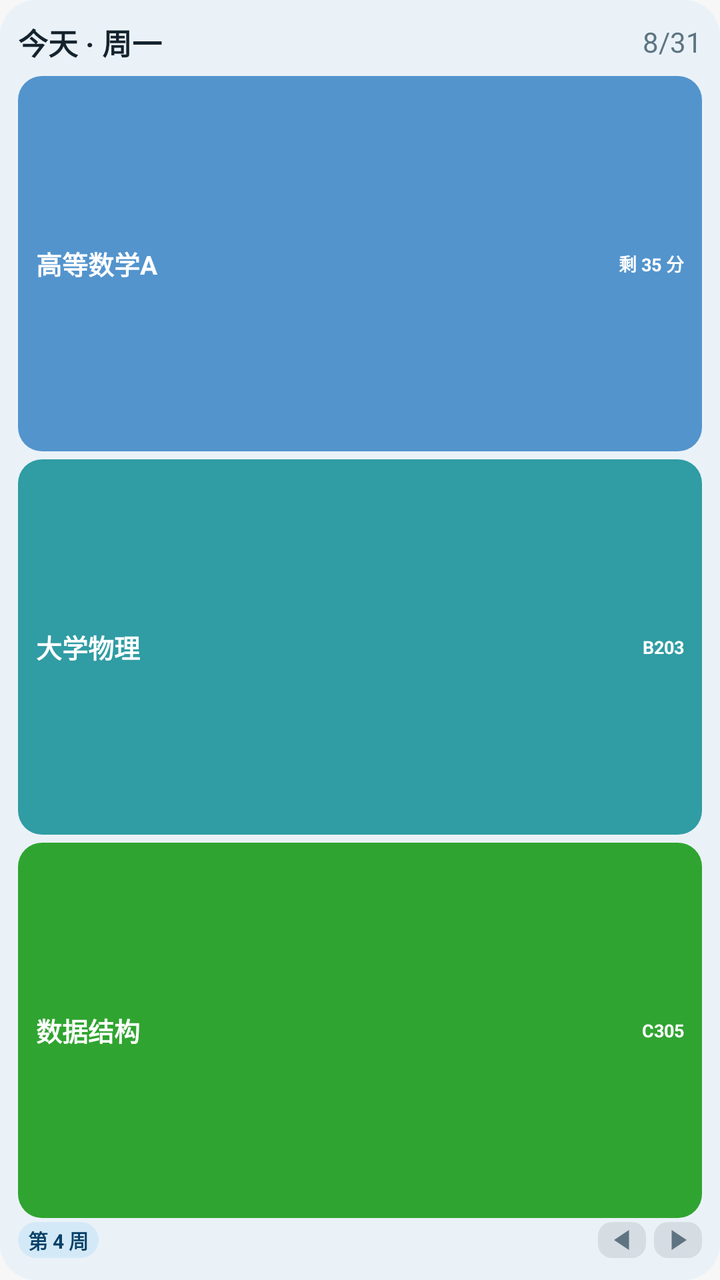
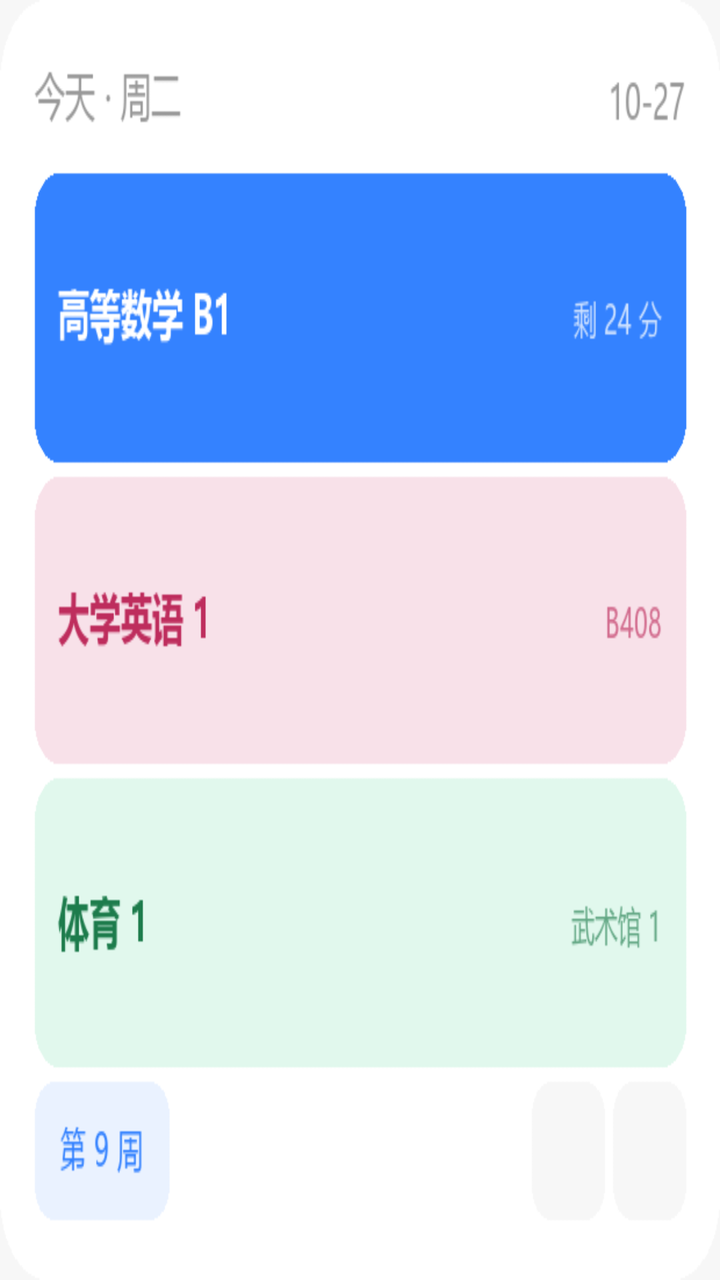

Screens rendered from an Android XML layout before and after an edit, with the pre-edit source and the edit as a unified diff.
<!-- AndroidManifest.xml: application theme Theme.LanhangLite -->
<!-- res/layout/widget_schedule_today_preview.xml -->
<?xml version="1.0" encoding="utf-8"?>
<LinearLayout xmlns:android="http://schemas.android.com/apk/res/android"
    android:layout_width="match_parent"
    android:layout_height="match_parent"
    android:background="@drawable/widget_preview_card"
    android:orientation="vertical"
    android:padding="9dp">

    <LinearLayout
        android:layout_width="match_parent"
        android:layout_height="24dp"
        android:gravity="center_vertical"
        android:orientation="horizontal">

        <TextView
            android:layout_width="0dp"
            android:layout_height="wrap_content"
            android:layout_weight="1"
            android:ellipsize="end"
            android:maxLines="1"
            android:text="@string/widget_preview_today_title"
            android:textColor="#FF14232D"
            android:textSize="15sp"
            android:textStyle="bold" />

        <TextView
            android:layout_width="wrap_content"
            android:layout_height="wrap_content"
            android:maxLines="1"
            android:text="@string/widget_preview_today_date"
            android:textColor="#FF5E7482"
            android:textSize="14sp" />
    </LinearLayout>

    <LinearLayout
        android:layout_width="match_parent"
        android:layout_height="0dp"
        android:layout_marginTop="5dp"
        android:layout_weight="1"
        android:orientation="vertical">

        
        <LinearLayout
            android:layout_width="match_parent"
            android:layout_height="0dp"
            android:layout_weight="1"
            android:background="@drawable/widget_preview_row_a"
            android:gravity="center_vertical"
            android:orientation="horizontal"
            android:paddingStart="9dp"
            android:paddingEnd="9dp">

            <TextView
                android:layout_width="0dp"
                android:layout_height="wrap_content"
                android:layout_weight="1"
                android:ellipsize="end"
                android:maxLines="1"
                android:text="@string/widget_preview_course_name_1"
                android:textColor="#FFFFFFFF"
                android:textSize="13sp"
                android:textStyle="bold" />

            <TextView
                android:layout_width="wrap_content"
                android:layout_height="wrap_content"
                android:layout_marginStart="6dp"
                android:maxLines="1"
                android:text="@string/widget_preview_countdown"
                android:textColor="#FFFFFFFF"
                android:textSize="9sp"
                android:textStyle="bold" />
        </LinearLayout>

        
        <LinearLayout
            android:layout_width="match_parent"
            android:layout_height="0dp"
            android:layout_marginTop="4dp"
            android:layout_weight="1"
            android:background="@drawable/widget_preview_row_b"
            android:gravity="center_vertical"
            android:orientation="horizontal"
            android:paddingStart="9dp"
            android:paddingEnd="9dp">

            <TextView
                android:layout_width="0dp"
                android:layout_height="wrap_content"
                android:layout_weight="1"
                android:ellipsize="end"
                android:maxLines="1"
                android:text="@string/widget_preview_course_name_2"
                android:textColor="#FFFFFFFF"
                android:textSize="13sp"
                android:textStyle="bold" />

            <TextView
                android:layout_width="wrap_content"
                android:layout_height="wrap_content"
                android:layout_marginStart="6dp"
                android:maxLines="1"
                android:text="@string/widget_preview_course_room_2"
                android:textColor="#FFFFFFFF"
                android:textSize="9sp"
                android:textStyle="bold" />
        </LinearLayout>

        
        <LinearLayout
            android:layout_width="match_parent"
            android:layout_height="0dp"
            android:layout_marginTop="4dp"
            android:layout_weight="1"
            android:background="@drawable/widget_preview_row_c"
            android:gravity="center_vertical"
            android:orientation="horizontal"
            android:paddingStart="9dp"
            android:paddingEnd="9dp">

            <TextView
                android:layout_width="0dp"
                android:layout_height="wrap_content"
                android:layout_weight="1"
                android:ellipsize="end"
                android:maxLines="1"
                android:text="@string/widget_preview_course_name_3"
                android:textColor="#FFFFFFFF"
                android:textSize="13sp"
                android:textStyle="bold" />

            <TextView
                android:layout_width="wrap_content"
                android:layout_height="wrap_content"
                android:layout_marginStart="6dp"
                android:maxLines="1"
                android:text="@string/widget_preview_course_room_3"
                android:textColor="#FFFFFFFF"
                android:textSize="9sp"
                android:textStyle="bold" />
        </LinearLayout>
    </LinearLayout>

    
    <LinearLayout
        android:layout_width="match_parent"
        android:layout_height="22dp"
        android:gravity="center_vertical"
        android:orientation="horizontal">

        <TextView
            android:layout_width="wrap_content"
            android:layout_height="18dp"
            android:background="@drawable/widget_pill_light"
            android:gravity="center"
            android:maxLines="1"
            android:paddingStart="5dp"
            android:paddingEnd="5dp"
            android:text="@string/widget_preview_week"
            android:textColor="#FF084168"
            android:textSize="10sp"
            android:textStyle="bold" />

        <View
            android:layout_width="0dp"
            android:layout_height="1dp"
            android:layout_weight="1" />

        <ImageView
            android:layout_width="24dp"
            android:layout_height="18dp"
            android:layout_marginEnd="4dp"
            android:background="@drawable/widget_nav_button_light"
            android:contentDescription="@string/widget_nav_prev"
            android:paddingStart="6dp"
            android:paddingTop="4dp"
            android:paddingEnd="6dp"
            android:paddingBottom="4dp"
            android:scaleType="fitCenter"
            android:src="@drawable/ic_widget_nav_left" />

        <ImageView
            android:layout_width="24dp"
            android:layout_height="18dp"
            android:background="@drawable/widget_nav_button_light"
            android:contentDescription="@string/widget_nav_next"
            android:paddingStart="6dp"
            android:paddingTop="4dp"
            android:paddingEnd="6dp"
            android:paddingBottom="4dp"
            android:scaleType="fitCenter"
            android:src="@drawable/ic_widget_nav_right" />
    </LinearLayout>
</LinearLayout>
<!-- resources referenced by this layout -->
<resources>
  <!-- drawable ic_widget_nav_left (drawable) -->
  <?xml version="1.0" encoding="utf-8"?>
  <vector xmlns:android="http://schemas.android.com/apk/res/android"
      android:width="10dp"
      android:height="12dp"
      android:viewportWidth="10"
      android:viewportHeight="12">
      <path
          android:fillColor="#5E7482"
          android:pathData="M9,0 L9,12 L0,6 Z" />
  </vector>
  <!-- drawable ic_widget_nav_right (drawable) -->
  <?xml version="1.0" encoding="utf-8"?>
  <vector xmlns:android="http://schemas.android.com/apk/res/android"
      android:width="10dp"
      android:height="12dp"
      android:viewportWidth="10"
      android:viewportHeight="12">
      <path
          android:fillColor="#5E7482"
          android:pathData="M1,0 L1,12 L10,6 Z" />
  </vector>
  <!-- drawable widget_nav_button_light (drawable) -->
  <?xml version="1.0" encoding="utf-8"?>
  <shape xmlns:android="http://schemas.android.com/apk/res/android"
      android:shape="rectangle">
      <corners android:radius="7dp" />
      <solid android:color="#17000000" />
  </shape>
  <!-- drawable widget_pill_light (drawable) -->
  <?xml version="1.0" encoding="utf-8"?>
  <shape xmlns:android="http://schemas.android.com/apk/res/android"
      android:shape="rectangle">
      <solid android:color="#FFD4E9F7" />
      <corners android:radius="9dp" />
  </shape>
  <!-- drawable widget_preview_card (drawable) -->
  <?xml version="1.0" encoding="utf-8"?>
  <shape xmlns:android="http://schemas.android.com/apk/res/android"
      android:shape="rectangle">
      <solid android:color="#FFEAF2F8" />
      <corners android:radius="18dp" />
  </shape>
  <!-- drawable widget_preview_row_a (drawable) -->
  <?xml version="1.0" encoding="utf-8"?>
  <shape xmlns:android="http://schemas.android.com/apk/res/android"
      android:shape="rectangle">
      <solid android:color="#FF5394CD" />
      <corners android:radius="12dp" />
  </shape>
  <!-- drawable widget_preview_row_b (drawable) -->
  <?xml version="1.0" encoding="utf-8"?>
  <shape xmlns:android="http://schemas.android.com/apk/res/android"
      android:shape="rectangle">
      <solid android:color="#FF309CA4" />
      <corners android:radius="12dp" />
  </shape>
  <!-- drawable widget_preview_row_c (drawable) -->
  <?xml version="1.0" encoding="utf-8"?>
  <shape xmlns:android="http://schemas.android.com/apk/res/android"
      android:shape="rectangle">
      <solid android:color="#FF30A430" />
      <corners android:radius="12dp" />
  </shape>
  <string name="widget_nav_next">后一天</string>
  <string name="widget_nav_prev">前一天</string>
  <string name="widget_preview_countdown">剩 35 分</string>
  <string name="widget_preview_course_name_1">高等数学A</string>
  <string name="widget_preview_course_name_2">大学物理</string>
  <string name="widget_preview_course_name_3">数据结构</string>
  <string name="widget_preview_course_room_2">B203</string>
  <string name="widget_preview_course_room_3">C305</string>
  <string name="widget_preview_today_date">8/31</string>
  <string name="widget_preview_today_title">今天 · 周一</string>
  <string name="widget_preview_week">第 4 周</string>
  <color name="primary">#3482FF</color>
  <color name="on_primary">#FFFFFFFF</color>
  <color name="primary_container">#EAF2FF</color>
  <color name="on_primary_container">#3482FF</color>
  <color name="secondary_container">#F0F0F0</color>
  <color name="on_secondary_container">#A9A9A9</color>
  <color name="page_bg">#F7F7F7</color>
  <color name="card_bg">#FFFFFF</color>
  <color name="text_primary">#000000</color>
  <color name="text_secondary">#99000000</color>
  <color name="card_bg_pressed">#F2F3F5</color>
  <color name="divider">#14000000</color>
  <!-- unchanged entries left out for length: 1 -->
</resources>

<!-- the commit's change to res/layout/widget_schedule_today_preview.xml (unified diff, before → after) -->
@@ -1,194 +1,8 @@
 <?xml version="1.0" encoding="utf-8"?>
-<LinearLayout xmlns:android="http://schemas.android.com/apk/res/android"
+<ImageView xmlns:android="http://schemas.android.com/apk/res/android"
     android:layout_width="match_parent"
     android:layout_height="match_parent"
-    android:background="@drawable/widget_preview_card"
-    android:orientation="vertical"
-    android:padding="9dp">
-
-    <LinearLayout
-        android:layout_width="match_parent"
-        android:layout_height="24dp"
-        android:gravity="center_vertical"
-        android:orientation="horizontal">
-
-        <TextView
-            android:layout_width="0dp"
-            android:layout_height="wrap_content"
-            android:layout_weight="1"
-            android:ellipsize="end"
-            android:maxLines="1"
-            android:text="@string/widget_preview_today_title"
-            android:textColor="#FF14232D"
-            android:textSize="15sp"
-            android:textStyle="bold" />
-
-        <TextView
-            android:layout_width="wrap_content"
-            android:layout_height="wrap_content"
-            android:maxLines="1"
-            android:text="@string/widget_preview_today_date"
-            android:textColor="#FF5E7482"
-            android:textSize="14sp" />
-    </LinearLayout>
-
-    <LinearLayout
-        android:layout_width="match_parent"
-        android:layout_height="0dp"
-        android:layout_marginTop="5dp"
-        android:layout_weight="1"
-        android:orientation="vertical">
-
-        
-        <LinearLayout
-            android:layout_width="match_parent"
-            android:layout_height="0dp"
-            android:layout_weight="1"
-            android:background="@drawable/widget_preview_row_a"
-            android:gravity="center_vertical"
-            android:orientation="horizontal"
-            android:paddingStart="9dp"
-            android:paddingEnd="9dp">
-
-            <TextView
-                android:layout_width="0dp"
-                android:layout_height="wrap_content"
-                android:layout_weight="1"
-                android:ellipsize="end"
-                android:maxLines="1"
-                android:text="@string/widget_preview_course_name_1"
-                android:textColor="#FFFFFFFF"
-                android:textSize="13sp"
-                android:textStyle="bold" />
-
-            <TextView
-                android:layout_width="wrap_content"
-                android:layout_height="wrap_content"
-                android:layout_marginStart="6dp"
-                android:maxLines="1"
-                android:text="@string/widget_preview_countdown"
-                android:textColor="#FFFFFFFF"
-                android:textSize="9sp"
-                android:textStyle="bold" />
-        </LinearLayout>
-
-        
-        <LinearLayout
-            android:layout_width="match_parent"
-            android:layout_height="0dp"
-            android:layout_marginTop="4dp"
-            android:layout_weight="1"
-            android:background="@drawable/widget_preview_row_b"
-            android:gravity="center_vertical"
-            android:orientation="horizontal"
-            android:paddingStart="9dp"
-            android:paddingEnd="9dp">
-
-            <TextView
-                android:layout_width="0dp"
-                android:layout_height="wrap_content"
-                android:layout_weight="1"
-                android:ellipsize="end"
-                android:maxLines="1"
-                android:text="@string/widget_preview_course_name_2"
-                android:textColor="#FFFFFFFF"
-                android:textSize="13sp"
-                android:textStyle="bold" />
-
-            <TextView
-                android:layout_width="wrap_content"
-                android:layout_height="wrap_content"
-                android:layout_marginStart="6dp"
-                android:maxLines="1"
-                android:text="@string/widget_preview_course_room_2"
-                android:textColor="#FFFFFFFF"
-                android:textSize="9sp"
-                android:textStyle="bold" />
-        </LinearLayout>
-
-        
-        <LinearLayout
-            android:layout_width="match_parent"
-            android:layout_height="0dp"
-            android:layout_marginTop="4dp"
-            android:layout_weight="1"
-            android:background="@drawable/widget_preview_row_c"
-            android:gravity="center_vertical"
-            android:orientation="horizontal"
-            android:paddingStart="9dp"
-            android:paddingEnd="9dp">
-
-            <TextView
-                android:layout_width="0dp"
-                android:layout_height="wrap_content"
-                android:layout_weight="1"
-                android:ellipsize="end"
-                android:maxLines="1"
-                android:text="@string/widget_preview_course_name_3"
-                android:textColor="#FFFFFFFF"
-                android:textSize="13sp"
-                android:textStyle="bold" />
-
-            <TextView
-                android:layout_width="wrap_content"
-                android:layout_height="wrap_content"
-                android:layout_marginStart="6dp"
-                android:maxLines="1"
-                android:text="@string/widget_preview_course_room_3"
-                android:textColor="#FFFFFFFF"
-                android:textSize="9sp"
-                android:textStyle="bold" />
-        </LinearLayout>
-    </LinearLayout>
-
-    
-    <LinearLayout
-        android:layout_width="match_parent"
-        android:layout_height="22dp"
-        android:gravity="center_vertical"
-        android:orientation="horizontal">
-
-        <TextView
-            android:layout_width="wrap_content"
-            android:layout_height="18dp"
-            android:background="@drawable/widget_pill_light"
-            android:gravity="center"
-            android:maxLines="1"
-            android:paddingStart="5dp"
-            android:paddingEnd="5dp"
-            android:text="@string/widget_preview_week"
-            android:textColor="#FF084168"
-            android:textSize="10sp"
-            android:textStyle="bold" />
-
-        <View
-            android:layout_width="0dp"
-            android:layout_height="1dp"
-            android:layout_weight="1" />
-
-        <ImageView
-            android:layout_width="24dp"
-            android:layout_height="18dp"
-            android:layout_marginEnd="4dp"
-            android:background="@drawable/widget_nav_button_light"
-            android:contentDescription="@string/widget_nav_prev"
-            android:paddingStart="6dp"
-            android:paddingTop="4dp"
-            android:paddingEnd="6dp"
-            android:paddingBottom="4dp"
-            android:scaleType="fitCenter"
-            android:src="@drawable/ic_widget_nav_left" />
-
-        <ImageView
-            android:layout_width="24dp"
-            android:layout_height="18dp"
-            android:background="@drawable/widget_nav_button_light"
-            android:contentDescription="@string/widget_nav_next"
-            android:paddingStart="6dp"
-            android:paddingTop="4dp"
-            android:paddingEnd="6dp"
-            android:paddingBottom="4dp"
-            android:scaleType="fitCenter"
-            android:src="@drawable/ic_widget_nav_right" />
-    </LinearLayout>
-</LinearLayout>
+    android:adjustViewBounds="false"
+    android:contentDescription="@string/widget_schedule_small_description"
+    android:scaleType="fitXY"
+    android:src="@drawable/widget_schedule_today_preview" />
<!-- resource entries referenced after the edit -->
@@ -1,80 +1,7 @@
 <!-- resources referenced by this layout -->
 <resources>
-  <!-- drawable ic_widget_nav_left (drawable) -->
-  <?xml version="1.0" encoding="utf-8"?>
-  <vector xmlns:android="http://schemas.android.com/apk/res/android"
-      android:width="10dp"
-      android:height="12dp"
-      android:viewportWidth="10"
-      android:viewportHeight="12">
-      <path
-          android:fillColor="#5E7482"
-          android:pathData="M9,0 L9,12 L0,6 Z" />
-  </vector>
-  <!-- drawable ic_widget_nav_right (drawable) -->
-  <?xml version="1.0" encoding="utf-8"?>
-  <vector xmlns:android="http://schemas.android.com/apk/res/android"
-      android:width="10dp"
-      android:height="12dp"
-      android:viewportWidth="10"
-      android:viewportHeight="12">
-      <path
-          android:fillColor="#5E7482"
-          android:pathData="M1,0 L1,12 L10,6 Z" />
-  </vector>
-  <!-- drawable widget_nav_button_light (drawable) -->
-  <?xml version="1.0" encoding="utf-8"?>
-  <shape xmlns:android="http://schemas.android.com/apk/res/android"
-      android:shape="rectangle">
-      <corners android:radius="7dp" />
-      <solid android:color="#17000000" />
-  </shape>
-  <!-- drawable widget_pill_light (drawable) -->
-  <?xml version="1.0" encoding="utf-8"?>
-  <shape xmlns:android="http://schemas.android.com/apk/res/android"
-      android:shape="rectangle">
-      <solid android:color="#FFD4E9F7" />
-      <corners android:radius="9dp" />
-  </shape>
-  <!-- drawable widget_preview_card (drawable) -->
-  <?xml version="1.0" encoding="utf-8"?>
-  <shape xmlns:android="http://schemas.android.com/apk/res/android"
-      android:shape="rectangle">
-      <solid android:color="#FFEAF2F8" />
-      <corners android:radius="18dp" />
-  </shape>
-  <!-- drawable widget_preview_row_a (drawable) -->
-  <?xml version="1.0" encoding="utf-8"?>
-  <shape xmlns:android="http://schemas.android.com/apk/res/android"
-      android:shape="rectangle">
-      <solid android:color="#FF5394CD" />
-      <corners android:radius="12dp" />
-  </shape>
-  <!-- drawable widget_preview_row_b (drawable) -->
-  <?xml version="1.0" encoding="utf-8"?>
-  <shape xmlns:android="http://schemas.android.com/apk/res/android"
-      android:shape="rectangle">
-      <solid android:color="#FF309CA4" />
-      <corners android:radius="12dp" />
-  </shape>
-  <!-- drawable widget_preview_row_c (drawable) -->
-  <?xml version="1.0" encoding="utf-8"?>
-  <shape xmlns:android="http://schemas.android.com/apk/res/android"
-      android:shape="rectangle">
-      <solid android:color="#FF30A430" />
-      <corners android:radius="12dp" />
-  </shape>
-  <string name="widget_nav_next">后一天</string>
-  <string name="widget_nav_prev">前一天</string>
-  <string name="widget_preview_countdown">剩 35 分</string>
-  <string name="widget_preview_course_name_1">高等数学A</string>
-  <string name="widget_preview_course_name_2">大学物理</string>
-  <string name="widget_preview_course_name_3">数据结构</string>
-  <string name="widget_preview_course_room_2">B203</string>
-  <string name="widget_preview_course_room_3">C305</string>
-  <string name="widget_preview_today_date">8/31</string>
-  <string name="widget_preview_today_title">今天 · 周一</string>
-  <string name="widget_preview_week">第 4 周</string>
+  <!-- drawable widget_schedule_today_preview: png bitmap (drawable-nodpi, 20482 bytes) -->
+  <string name="widget_schedule_small_description">以课程卡片显示今天的课程</string>
   <color name="primary">#3482FF</color>
   <color name="on_primary">#FFFFFFFF</color>
   <color name="primary_container">#EAF2FF</color>
